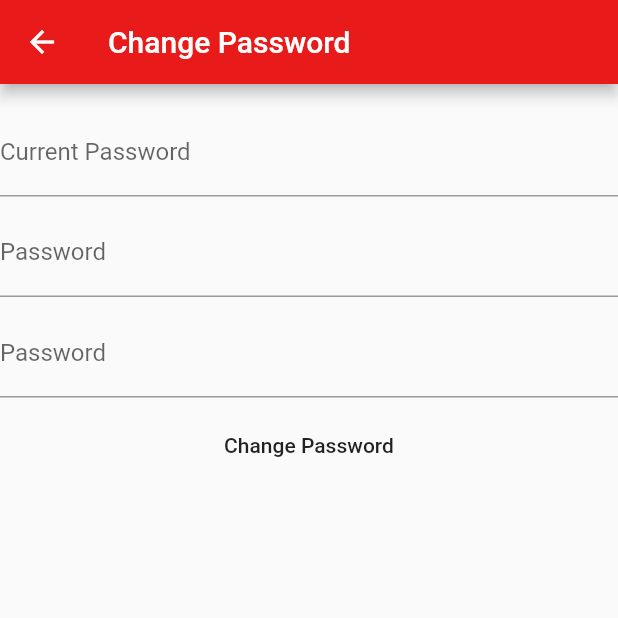
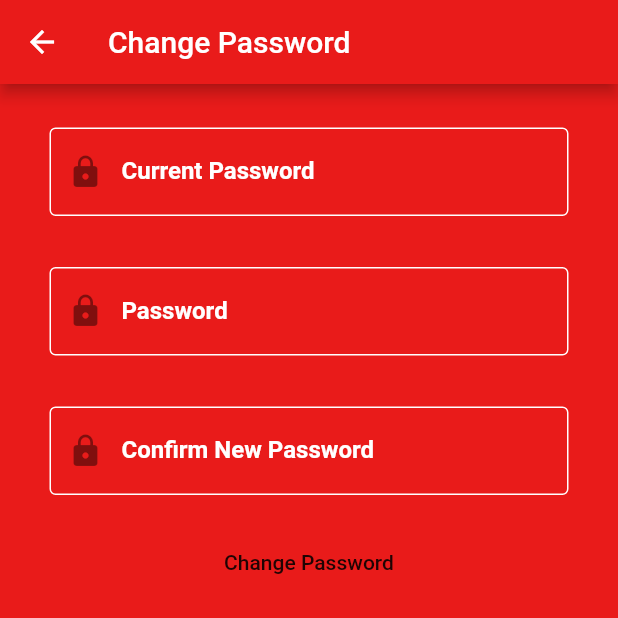
Before and after one commit to vaibhavcs99/try_neostore, a Flutter app: the ChangePassword screen opened by its route, on a phone screen of 412 x 824 dp, the top half of it. Run offline on Flutter 3.47's test engine with Material 2 defaults, Android fonts, the phone set to English and light mode, and no system bars; our stand-ins replace bloc, dio, equatable, flutter_bloc, flutter_rating_bar, shared_preferences; accounts and stored records are empty; Roboto replaces fonts that are missing (Gotham, HachiMaruPop).

Commit message:
implemented custom widgets

```diff
--- a/lib/screens/product/products_list.dart
+++ b/lib/screens/product/products_list.dart
@@ -3,6 +3,7 @@ import 'package:try_neostore/Utils/data_class.dart';
 import 'package:try_neostore/constants/constants.dart';
 import 'package:try_neostore/model/product_list_model.dart';
 import 'package:try_neostore/repository/api_services.dart';
+import 'package:try_neostore/utils/utils.dart';
 
 class ProductList extends StatefulWidget {
   final int index;
@@ -20,11 +21,11 @@ class _ProductListState extends State<ProductList> {
     var productCategoryId = widget.index.toString();
 
     return Scaffold(
-      appBar: AppBar(),
+      appBar: AppBar(title:Text(getProductCategoryName(widget.index))),
       body: FutureBuilder<ProductsListModel>(
           future: getMyModel(productCategoryId: productCategoryId),
           builder: (context, snapshot) {
-            if (!snapshot.hasData) return CircularProgressIndicator();
+            if (!snapshot.hasData) return Center(child: CircularProgressIndicator());
             return ListView.builder(
               itemCount: snapshot.data.data.length,
               itemBuilder: (context, index) {
--- a/lib/screens/user_module/change_password.dart
+++ b/lib/screens/user_module/change_password.dart
@@ -2,6 +2,7 @@
 import 'package:flutter/material.dart';
 import 'package:try_neostore/Utils/validators.dart';
 import 'package:try_neostore/repository/api_services.dart';
+import 'package:try_neostore/screens/widgets/my_text_form_field.dart';
 
 class ChangePassword extends StatefulWidget {
   final String accessToken;
@@ -49,8 +50,8 @@ class _ChangePasswordState extends State<ChangePassword> {
   }
 
   currentPasswordField() {
-    return TextFormField(
-      decoration: const InputDecoration(labelText: 'Current Password'),
+    return MyTextFormField(myIcon: Icon(Icons.lock),
+      myLabelText: 'Current Password',
       validator: validatePassword,
       onSaved: (newValue) {
         _currentPassword = newValue.trim();
@@ -59,8 +60,8 @@ class _ChangePasswordState extends State<ChangePassword> {
   }
 
   newPasswordField() {
-    return TextFormField(
-      decoration: const InputDecoration(labelText: 'Password'),
+    return MyTextFormField(myIcon: Icon(Icons.lock),
+      myLabelText: 'Password',
       validator: validatePassword,
       onSaved: (newValue) {
         _newPassword = newValue.trim();
@@ -69,8 +70,8 @@ class _ChangePasswordState extends State<ChangePassword> {
   }
 
   confirmNewPasswordField() {
-    return TextFormField(
-      decoration: const InputDecoration(labelText: 'Password'),
+    return MyTextFormField(myIcon: Icon(Icons.lock),obscureText: true,
+      myLabelText:  'Confirm New Password',
       validator: validatePassword,
       onSaved: (newValue) {
         _confirmNewPassword = newValue.trim();
--- a/lib/screens/widgets/my_drawer.dart
+++ b/lib/screens/widgets/my_drawer.dart
@@ -2,7 +2,6 @@ import 'package:flutter/material.dart';
 import 'package:shared_preferences/shared_preferences.dart';
 import 'package:try_neostore/Utils/data_class.dart';
 import 'package:try_neostore/constants/constants.dart';
-import 'package:try_neostore/model/api_response.dart';
 import 'package:try_neostore/model/fetchDataResponse.dart';
 import 'package:try_neostore/repository/api_services.dart';
 
@@ -19,7 +18,7 @@ class _MyDrawerState extends State<MyDrawer> {
   @override
   Widget build(BuildContext context) {
     //***************************** */
-    myAccountDetailsService(widget.accessToken);
+    // myAccountDetailsService(widget.accessToken);
     //***************************** */
 
     return ListView(
--- /dev/null
+++ b/lib/screens/widgets/my_text_form_field.dart
@@ -0,0 +1,41 @@
+import 'package:flutter/material.dart';
+
+class MyTextFormField extends StatelessWidget {
+  final bool obscureText;
+  final String myLabelText;
+  final FormFieldValidator<String> validator;
+  final FormFieldSetter<String> onSaved;
+  final Widget myIcon;
+
+  MyTextFormField(
+      {@required this.myLabelText,
+      @required this.validator,
+      @required this.onSaved,
+      @required this.myIcon, this.obscureText});
+
+  @override
+  Widget build(BuildContext context) {
+    return Padding(
+      padding: const EdgeInsets.symmetric(horizontal: 33, vertical: 13),
+      child: TextFormField(
+        obscureText: obscureText ?? false,
+        decoration: InputDecoration(
+            focusedErrorBorder:
+                OutlineInputBorder(borderSide: BorderSide(color: Colors.white)),
+            enabledBorder:
+                OutlineInputBorder(borderSide: BorderSide(color: Colors.white)),
+            focusedBorder:
+                OutlineInputBorder(borderSide: BorderSide(color: Colors.white)),
+            errorBorder:
+                OutlineInputBorder(borderSide: BorderSide(color: Colors.white)),
+            errorStyle: TextStyle(color: Colors.white),
+            prefixIcon: myIcon,
+            labelText: myLabelText,
+            labelStyle:
+                TextStyle(fontWeight: FontWeight.w600, color: Colors.white)),
+        validator: validator,
+        onSaved: onSaved,
+      ),
+    );
+  }
+}
```
Also changed, not shown: lib/main.dart (+7 -1 lines), lib/screens/home_screen.dart (+16 -7 lines), lib/screens/user_module/edit_account_details.dart (+27 -18 lines), lib/screens/user_module/my_account.dart (+14 -7 lines), lib/screens/widgets/container_white_border.dart (added, +21 -0 lines), lib/screens/widgets/my_white_button.dart (added, +54 -0 lines), pubspec.yaml (+15 -8 lines), 1 other file.
